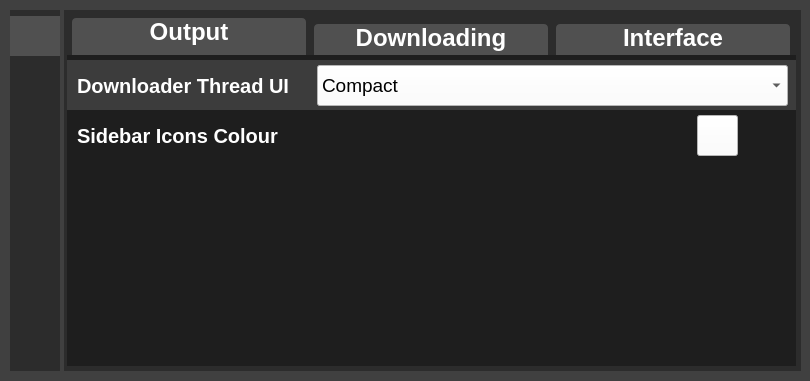
Above: Spotify Downloader/SpotifyDownloader.ui from WilliamSchack/Spotify-Downloader before the change. Below: the same form after it.
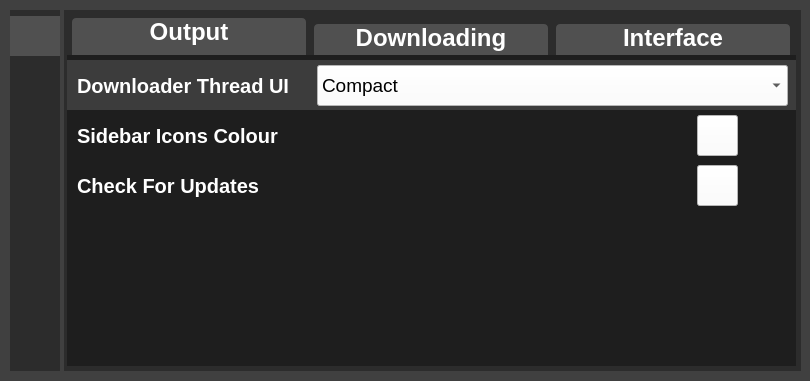
That is the form after the change. The open tabs and pages were chosen to show the change. Icons and pictures are not drawn. Custom widgets are drawn as their Qt base class.

The edit to the form file:
```diff
--- a/Spotify Downloader/SpotifyDownloader.ui
+++ b/Spotify Downloader/SpotifyDownloader.ui
@@ -1689,6 +1689,61 @@
         <string/>
        </property>
       </widget>
+      <widget class="CheckBox" name="CheckForUpdatesButton">
+       <property name="enabled">
+        <bool>true</bool>
+       </property>
+       <property name="geometry">
+        <rect>
+         <x>630</x>
+         <y>110</y>
+         <width>41</width>
+         <height>41</height>
+        </rect>
+       </property>
+       <property name="font">
+        <font>
+         <pointsize>16</pointsize>
+        </font>
+       </property>
+       <property name="toolTip">
+        <string>&lt;html&gt;&lt;head/&gt;&lt;body&gt;&lt;p&gt;Toggles if the application checks for updates when launching&lt;/p&gt;&lt;/body&gt;&lt;/html&gt;</string>
+       </property>
+       <property name="styleSheet">
+        <string notr="true">background-color: rgb(255, 255, 255);
+color: rgb(0, 0, 0);</string>
+       </property>
+       <property name="text">
+        <string/>
+       </property>
+      </widget>
+      <widget class="QLabel" name="CheckForUpdatesLabel">
+       <property name="geometry">
+        <rect>
+         <x>10</x>
+         <y>110</y>
+         <width>261</width>
+         <height>41</height>
+        </rect>
+       </property>
+       <property name="font">
+        <font>
+         <family>Segoe UI</family>
+         <pointsize>15</pointsize>
+         <bold>true</bold>
+        </font>
+       </property>
+       <property name="styleSheet">
+        <string notr="true">color: rgb(255, 255, 255);
+background-color: rgba(0, 0, 0, 0);</string>
+       </property>
+       <property name="text">
+        <string>Check For Updates</string>
+       </property>
+       <property name="alignment">
+        <set>Qt::AlignLeading|Qt::AlignLeft|Qt::AlignVCenter</set>
+       </property>
+      </widget>
      </widget>
     </widget>
     <widget class="QPushButton" name="OutputSettingsButton">
@@ -2497,7 +2552,7 @@
     <property name="geometry">
      <rect>
       <x>0</x>
-      <y>232</y>
+      <y>189</y>
       <width>50</width>
       <height>36</height>
      </rect>
```
Left out of the diff: 79 changed lines with no effect on the pictures.
